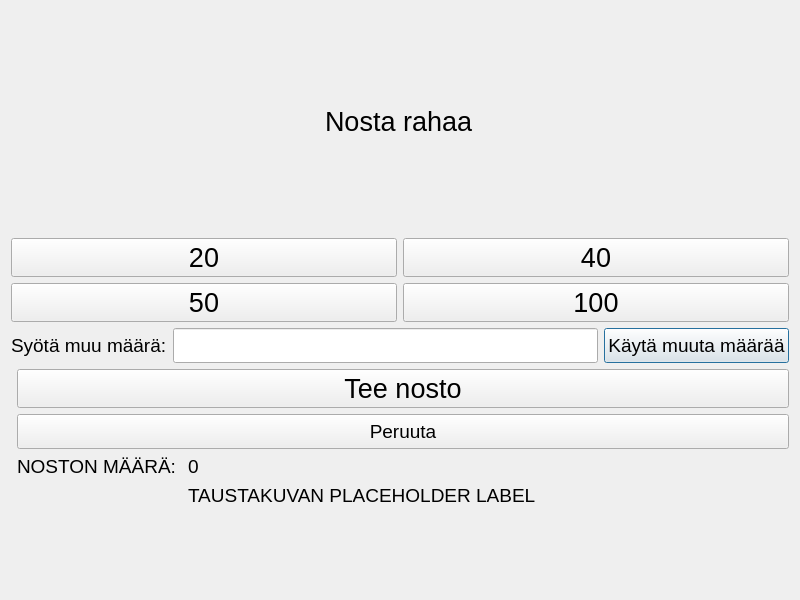
First picture: the form in bank-automat/withdrawcash.ui, repository tvt24kmo-project/group_15, before the edit.
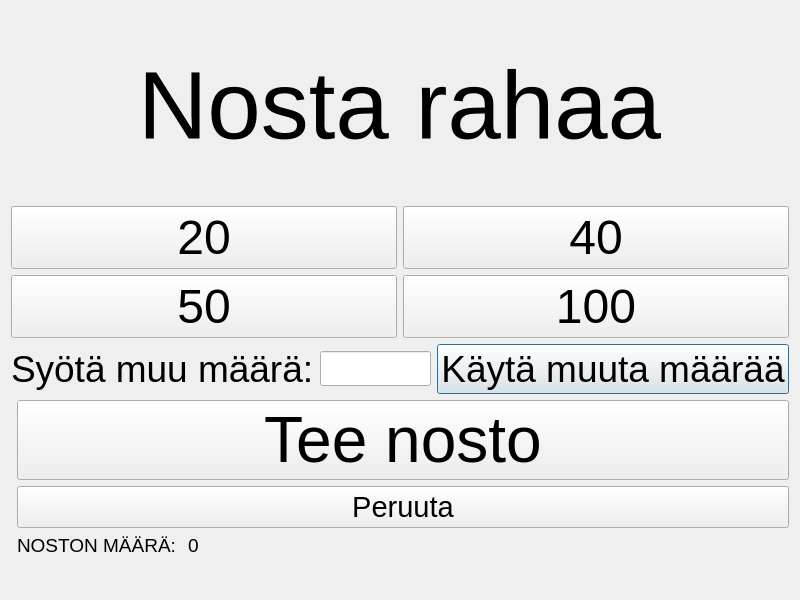
Second picture: the form after the edit.

Commit message: rahannoston ui siivousta

Diff of the .ui file:
```diff
--- a/bank-automat/withdrawcash.ui
+++ b/bank-automat/withdrawcash.ui
@@ -31,7 +31,7 @@
        </property>
        <property name="font">
         <font>
-         <pointsize>14</pointsize>
+         <pointsize>28</pointsize>
         </font>
        </property>
        <property name="text">
@@ -43,7 +43,7 @@
       <widget class="QLabel" name="label_2">
        <property name="font">
         <font>
-         <pointsize>14</pointsize>
+         <pointsize>28</pointsize>
         </font>
        </property>
        <property name="text">
@@ -71,11 +71,11 @@
      </item>
     </layout>
    </item>
-   <item row="0" column="0" alignment="Qt::AlignHCenter">
+   <item row="0" column="0" alignment="Qt::AlignmentFlag::AlignHCenter">
     <widget class="QLabel" name="label">
      <property name="font">
       <font>
-       <pointsize>20</pointsize>
+       <pointsize>72</pointsize>
       </font>
      </property>
      <property name="text">
@@ -89,7 +89,7 @@
       <widget class="QPushButton" name="withdrawCash">
        <property name="font">
         <font>
-         <pointsize>20</pointsize>
+         <pointsize>48</pointsize>
         </font>
        </property>
        <property name="text">
@@ -99,18 +99,6 @@
      </item>
      <item row="2" column="1">
       <layout class="QFormLayout" name="cashAmountLayout">
-       <item row="0" column="1">
-        <widget class="QLabel" name="labelAmount">
-         <property name="font">
-          <font>
-           <pointsize>14</pointsize>
-          </font>
-         </property>
-         <property name="text">
-          <string>0</string>
-         </property>
-        </widget>
-       </item>
        <item row="0" column="0">
         <widget class="QLabel" name="label_3">
          <property name="font">
@@ -123,15 +111,15 @@
          </property>
         </widget>
        </item>
-       <item row="1" column="1">
-        <widget class="QLabel" name="labelWithdrawCashBG">
+       <item row="0" column="1">
+        <widget class="QLabel" name="labelAmount">
          <property name="font">
           <font>
            <pointsize>14</pointsize>
           </font>
          </property>
          <property name="text">
-          <string>TAUSTAKUVAN PLACEHOLDER LABEL</string>
+          <string>0</string>
          </property>
         </widget>
        </item>
@@ -147,7 +135,7 @@
        </property>
        <property name="font">
         <font>
-         <pointsize>14</pointsize>
+         <pointsize>22</pointsize>
          <bold>false</bold>
          <kerning>true</kerning>
         </font>
@@ -171,7 +159,7 @@
        </property>
        <property name="font">
         <font>
-         <pointsize>20</pointsize>
+         <pointsize>36</pointsize>
          <italic>false</italic>
          <bold>false</bold>
         </font>
@@ -191,7 +179,7 @@
        </property>
        <property name="font">
         <font>
-         <pointsize>20</pointsize>
+         <pointsize>36</pointsize>
          <bold>false</bold>
         </font>
        </property>
@@ -210,7 +198,7 @@
        </property>
        <property name="font">
         <font>
-         <pointsize>20</pointsize>
+         <pointsize>36</pointsize>
          <bold>false</bold>
         </font>
        </property>
@@ -229,7 +217,7 @@
        </property>
        <property name="font">
         <font>
-         <pointsize>20</pointsize>
+         <pointsize>36</pointsize>
          <italic>false</italic>
          <bold>false</bold>
          <underline>false</underline>
@@ -244,10 +232,6 @@
     </layout>
    </item>
   </layout>
-  <zorder>layoutWidget</zorder>
-  <zorder>layoutWidget</zorder>
-  <zorder>label</zorder>
-  <zorder>layoutWidget</zorder>
  </widget>
  <resources/>
  <connections/>
```
